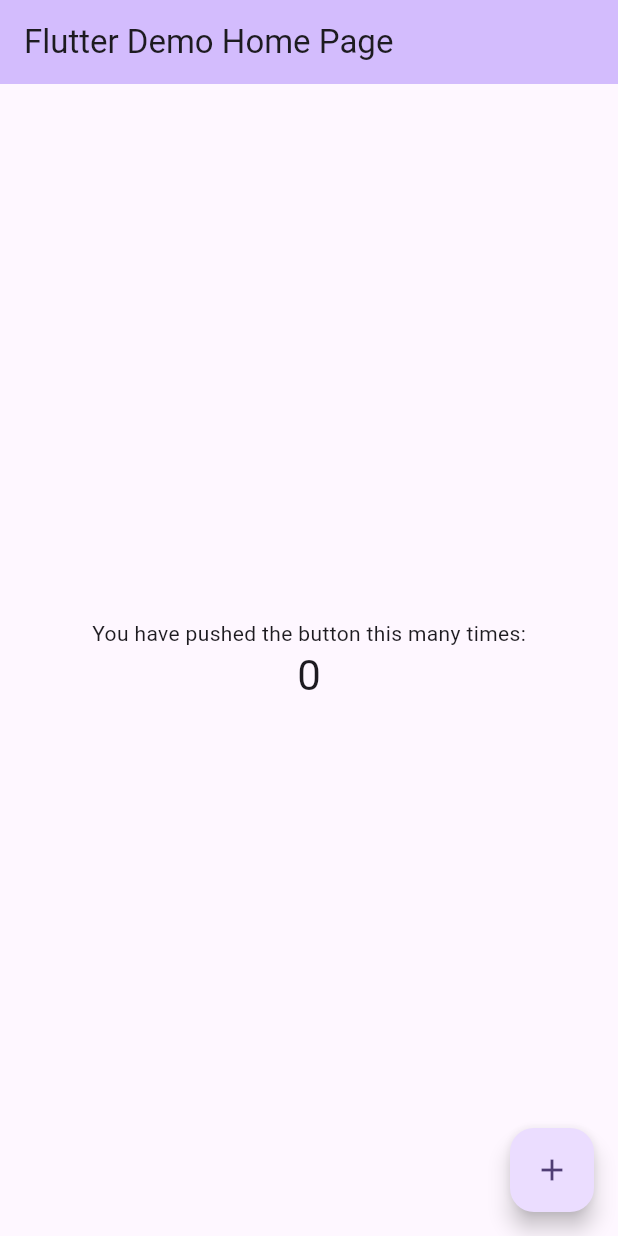
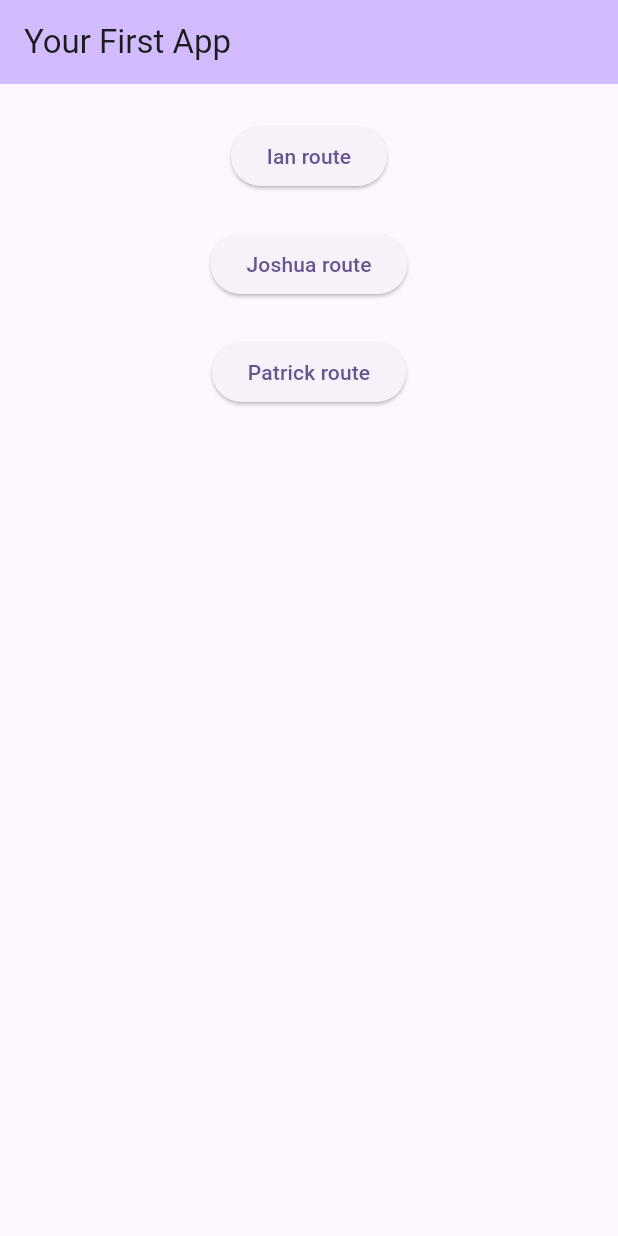
Before and after one commit to withcenterdev3/your-first-app, a Flutter app: the screen it shows after launch, on a phone screen of 412 x 824 dp. Run offline on Flutter 3.47's test engine with Material 2 defaults, Android fonts, the phone set to English and light mode, and no system bars.

Commit message:
preparing repo

```diff
--- a/lib/main.dart
+++ b/lib/main.dart
@@ -1,4 +1,7 @@
 import 'package:flutter/material.dart';
+import 'package:your_first_app/ian.dart';
+import 'package:your_first_app/joshua.dart';
+import 'package:your_first_app/patrick.dart';
 
 void main() {
   runApp(const MyApp());
@@ -7,47 +10,21 @@ void main() {
 class MyApp extends StatelessWidget {
   const MyApp({super.key});
 
-  // This widget is the root of your application.
   @override
   Widget build(BuildContext context) {
     return MaterialApp(
       title: 'Flutter Demo',
       theme: ThemeData(
-        // This is the theme of your application.
-        //
-        // TRY THIS: Try running your application with "flutter run". You'll see
-        // the application has a blue toolbar. Then, without quitting the app,
-        // try changing the seedColor in the colorScheme below to Colors.green
-        // and then invoke "hot reload" (save your changes or press the "hot
-        // reload" button in a Flutter-supported IDE, or press "r" if you used
-        // the command line to start the app).
-        //
-        // Notice that the counter didn't reset back to zero; the application
-        // state is not lost during the reload. To reset the state, use hot
-        // restart instead.
-        //
-        // This works for code too, not just values: Most code changes can be
-        // tested with just a hot reload.
         colorScheme: ColorScheme.fromSeed(seedColor: Colors.deepPurple),
         useMaterial3: true,
       ),
-      home: const MyHomePage(title: 'Flutter Demo Home Page'),
+      home: const MyHomePage(title: 'Your First App'),
     );
   }
 }
 
 class MyHomePage extends StatefulWidget {
   const MyHomePage({super.key, required this.title});
-
-  // This widget is the home page of your application. It is stateful, meaning
-  // that it has a State object (defined below) that contains fields that affect
-  // how it looks.
-
-  // This class is the configuration for the state. It holds the values (in this
-  // case the title) provided by the parent (in this case the App widget) and
-  // used by the build method of the State. Fields in a Widget subclass are
-  // always marked "final".
-
   final String title;
 
   @override
@@ -55,70 +32,53 @@ class MyHomePage extends StatefulWidget {
 }
 
 class _MyHomePageState extends State<MyHomePage> {
-  int _counter = 0;
-
-  void _incrementCounter() {
-    setState(() {
-      // This call to setState tells the Flutter framework that something has
-      // changed in this State, which causes it to rerun the build method below
-      // so that the display can reflect the updated values. If we changed
-      // _counter without calling setState(), then the build method would not be
-      // called again, and so nothing would appear to happen.
-      _counter++;
-    });
-  }
-
   @override
   Widget build(BuildContext context) {
-    // This method is rerun every time setState is called, for instance as done
-    // by the _incrementCounter method above.
-    //
-    // The Flutter framework has been optimized to make rerunning build methods
-    // fast, so that you can just rebuild anything that needs updating rather
-    // than having to individually change instances of widgets.
     return Scaffold(
       appBar: AppBar(
-        // TRY THIS: Try changing the color here to a specific color (to
-        // Colors.amber, perhaps?) and trigger a hot reload to see the AppBar
-        // change color while the other colors stay the same.
         backgroundColor: Theme.of(context).colorScheme.inversePrimary,
-        // Here we take the value from the MyHomePage object that was created by
-        // the App.build method, and use it to set our appbar title.
         title: Text(widget.title),
       ),
       body: Center(
-        // Center is a layout widget. It takes a single child and positions it
-        // in the middle of the parent.
         child: Column(
-          // Column is also a layout widget. It takes a list of children and
-          // arranges them vertically. By default, it sizes itself to fit its
-          // children horizontally, and tries to be as tall as its parent.
-          //
-          // Column has various properties to control how it sizes itself and
-          // how it positions its children. Here we use mainAxisAlignment to
-          // center the children vertically; the main axis here is the vertical
-          // axis because Columns are vertical (the cross axis would be
-          // horizontal).
-          //
-          // TRY THIS: Invoke "debug painting" (choose the "Toggle Debug Paint"
-          // action in the IDE, or press "p" in the console), to see the
-          // wireframe for each widget.
-          mainAxisAlignment: MainAxisAlignment.center,
+          mainAxisAlignment: MainAxisAlignment.start,
           children: <Widget>[
-            const Text(
-              'You have pushed the button this many times:',
+            const SizedBox(
+              height: 24,
             ),
-            Text(
-              '$_counter',
-              style: Theme.of(context).textTheme.headlineMedium,
+            ElevatedButton(
+                child: const Text('Ian route'),
+                onPressed: () {
+                  Navigator.push(
+                    context,
+                    MaterialPageRoute(builder: (context) => const IanPage()),
+                  );
+                }),
+            const SizedBox(
+              height: 24,
             ),
+            ElevatedButton(
+                child: const Text('Joshua route'),
+                onPressed: () {
+                  Navigator.push(
+                    context,
+                    MaterialPageRoute(builder: (context) => const JoshuaPage()),
+                  );
+                }),
+            const SizedBox(
+              height: 24,
+            ),
+            ElevatedButton(
+                child: const Text('Patrick route'),
+                onPressed: () {
+                  Navigator.push(
+                    context,
+                    MaterialPageRoute(
+                        builder: (context) => const PatrickPage()),
+                  );
+                }),
           ],
         ),
-      ),
-      floatingActionButton: FloatingActionButton(
-        onPressed: _incrementCounter,
-        tooltip: 'Increment',
-        child: const Icon(Icons.add),
       ), // This trailing comma makes auto-formatting nicer for build methods.
     );
   }
```
Also changed, not shown: lib/ian.dart (added, +22 -0 lines), lib/joshua.dart (added, +22 -0 lines), lib/patrick.dart (added, +22 -0 lines), 1 other file.
